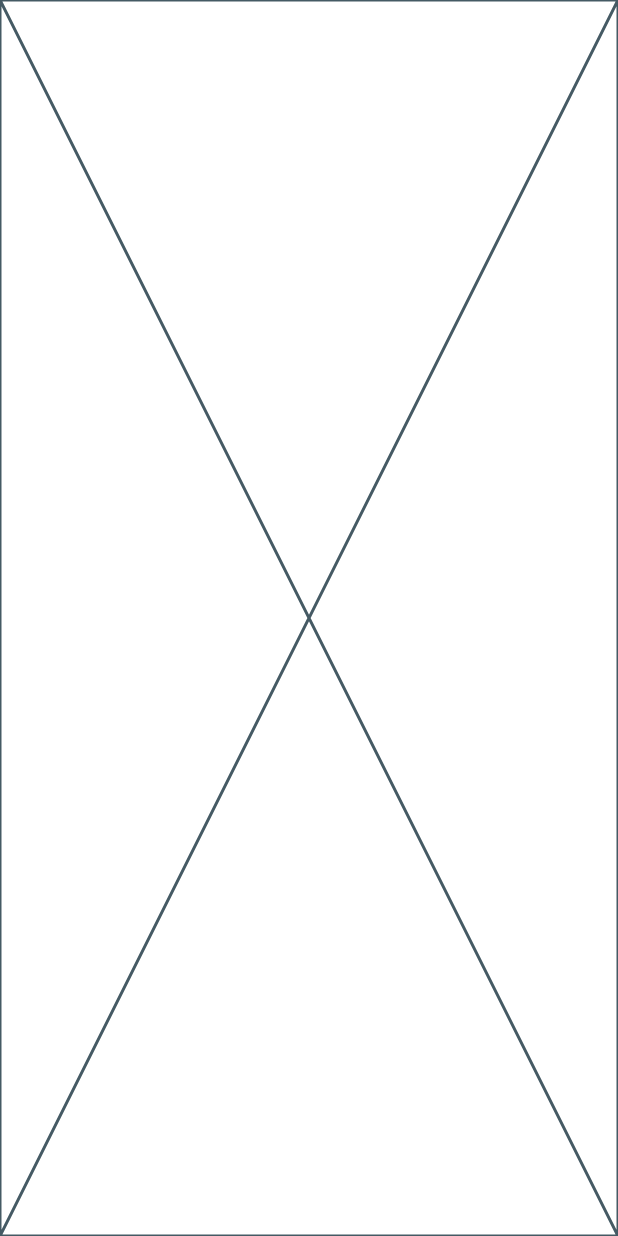
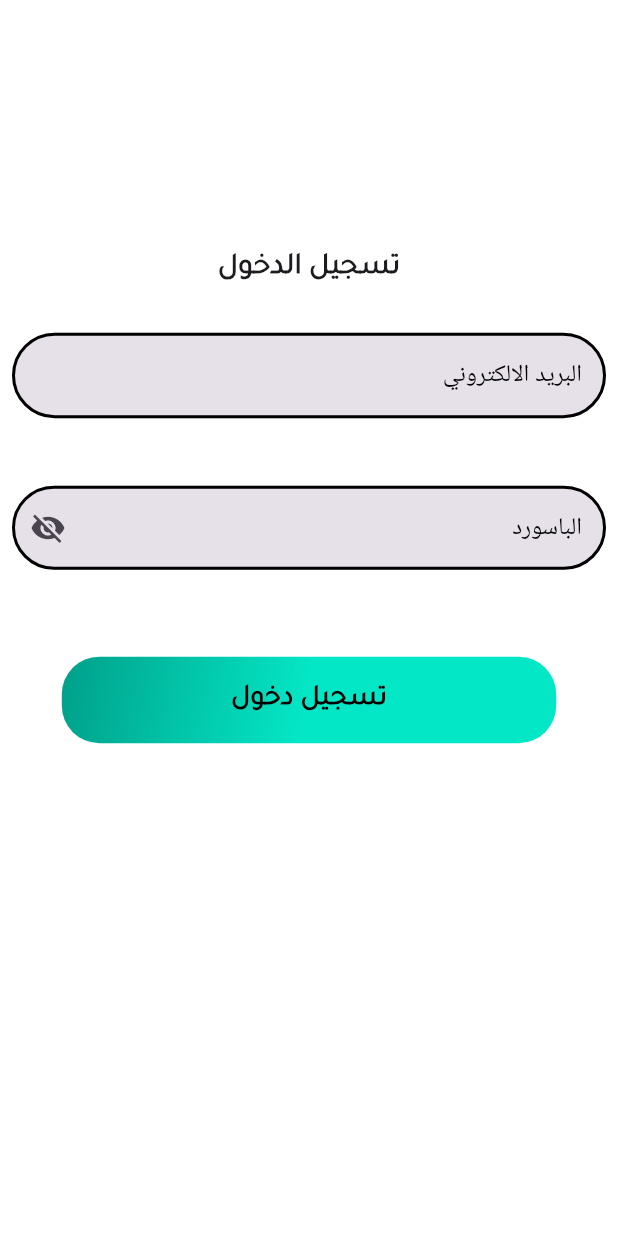
Before and after one commit to hazzemSaid/-, a Flutter app: the screen it shows after launch, after a tap on "تسجيل الدخول", on a phone screen of 412 x 824 dp. Run offline on Flutter 3.47's test engine with Material 3 defaults, Android fonts, the phone set to English and light mode, and no system bars; our stand-ins replace font_awesome_flutter, go_router; generated files the repository leaves out were written again.

Commit message:
refactor login and registration screens to use Form widget with validation; update CustomTextField to integrate validation logic

```diff
--- a/lib/auth/presentation/screens/login.dart
+++ b/lib/auth/presentation/screens/login.dart
@@ -1,10 +1,104 @@
-import 'package:flutter/widgets.dart';
+import 'package:flutter/material.dart';
+
+import '../widgets/CustomTextField.dart';
 
 class LoginPage extends StatelessWidget {
-  const LoginPage({super.key});
+  LoginPage({super.key});
 
+  TextEditingController nameController = TextEditingController();
+  TextEditingController emailController = TextEditingController();
+  TextEditingController passwordController = TextEditingController();
+  TextEditingController confirmPasswordController = TextEditingController();
+  GlobalKey<FormState> formKey = GlobalKey<FormState>();
   @override
   Widget build(BuildContext context) {
-    return const Placeholder();
+    return Scaffold(
+        backgroundColor: const Color(0xFFFFFFFF),
+        body: SingleChildScrollView(
+          child: Form(
+            key: formKey,
+            child: Column(
+              mainAxisAlignment: MainAxisAlignment.center,
+              children: [
+                SizedBox(
+                  height: MediaQuery.sizeOf(context).height * 0.2,
+                ),
+                const Text("تسجيل الدخول",
+                    style: TextStyle(
+                      fontSize: 20,
+                      fontWeight: FontWeight.bold,
+                      fontFamily: 'Tajawal',
+                    )),
+                const SizedBox(
+                  height: 20,
+                ),
+                Padding(
+                  padding: const EdgeInsets.all(8.0),
+                  child: Column(
+                    mainAxisAlignment: MainAxisAlignment.spaceAround,
+                    children: [
+                      CustomTextField(
+                        validation: formKey,
+                        controll: emailController,
+                        text: 'البريد الالكتروني',
+                      ),
+                      const SizedBox(
+                        height: 45,
+                      ),
+                      CustomTextField(
+                        validation: formKey,
+                        text: "الباسورد",
+                        controll: passwordController,
+                        isPassword: true,
+                      ),
+                      const SizedBox(
+                        height: 20,
+                      ),
+                    ],
+                  ),
+                ),
+                const SizedBox(
+                  height: 20,
+                ),
+                GestureDetector(
+                  onTap: () {
+                    if (formKey.currentState!.validate() &&
+                        passwordController.text ==
+                            confirmPasswordController.text) {
+                      print('Validated');
+                    }
+                  },
+                  child: Container(
+                    height: MediaQuery.sizeOf(context).height * 0.07,
+                    width: MediaQuery.sizeOf(context).width * 0.8,
+                    alignment: Alignment.center,
+                    decoration: BoxDecoration(
+                        borderRadius: BorderRadius.circular(25),
+                        gradient: const LinearGradient(
+                          colors: [
+                            //background: linear-gradient(89.15deg, #00A08A 3.05%, #04E7C6 96.98%);
+                            Color.fromARGB(255, 0, 160, 138),
+                            Color.fromARGB(255, 4, 231, 198),
+                            Color.fromARGB(255, 4, 231, 198),
+                          ],
+                          begin: Alignment.topLeft,
+                          end: Alignment.bottomRight,
+                        )),
+                    margin: const EdgeInsets.all(10),
+                    child: const Text(
+                      'تسجيل دخول',
+                      style: TextStyle(
+                        fontSize: 19,
+                        fontFamily: 'Tajawal',
+                        color: Colors.black,
+                        fontWeight: FontWeight.bold,
+                      ),
+                    ),
+                  ),
+                ),
+              ],
+            ),
+          ),
+        ));
   }
 }
--- a/lib/auth/presentation/screens/register.dart
+++ b/lib/auth/presentation/screens/register.dart
@@ -14,12 +14,15 @@ class UserRegistrationScreen extends StatelessWidget {
   Widget build(BuildContext context) {
     return Scaffold(
         backgroundColor: const Color(0xFFFFFFFF),
-        body: SafeArea(
+        body: SingleChildScrollView(
           child: Form(
             key: formKey,
             child: Column(
               mainAxisAlignment: MainAxisAlignment.center,
               children: [
+                SizedBox(
+                  height: MediaQuery.sizeOf(context).height * 0.2,
+                ),
                 const Text('انشاء حساب جديد',
                     style: TextStyle(
                       fontSize: 20,
@@ -35,6 +38,7 @@ class UserRegistrationScreen extends StatelessWidget {
                     mainAxisAlignment: MainAxisAlignment.spaceAround,
                     children: [
                       CustomTextField(
+                        validation: formKey,
                         controll: nameController,
                         text: 'الاسم',
                       ),
@@ -42,6 +46,7 @@ class UserRegistrationScreen extends StatelessWidget {
                         height: 20,
                       ),
                       CustomTextField(
+                        validation: formKey,
                         controll: emailController,
                         text: 'البريد الالكتروني',
                       ),
@@ -49,6 +54,7 @@ class UserRegistrationScreen extends StatelessWidget {
                         height: 20,
                       ),
                       CustomTextField(
+                        validation: formKey,
                         text: "الباسورد",
                         controll: passwordController,
                         isPassword: true,
@@ -57,6 +63,7 @@ class UserRegistrationScreen extends StatelessWidget {
                         height: 20,
                       ),
                       CustomTextField(
+                        validation: formKey,
                         controll: confirmPasswordController,
                         text: "تأكيد الباسورد",
                         isPassword: true,
--- a/lib/auth/presentation/widgets/CustomTextField.dart
+++ b/lib/auth/presentation/widgets/CustomTextField.dart
@@ -6,10 +6,12 @@ class CustomTextField extends StatefulWidget {
     required this.text,
     this.isPassword = false,
     required this.controll,
+    required this.validation,
   });
   final TextEditingController controll;
   final String text;
   final bool isPassword;
+  final GlobalKey<FormState> validation;
 
   @override
   State<CustomTextField> createState() => _CustomTextFieldState();
@@ -20,7 +22,13 @@ class _CustomTextFieldState extends State<CustomTextField> {
 
   @override
   Widget build(BuildContext context) {
-    return TextField(
+    return TextFormField(
+      validator: (value) {
+        if (value!.isEmpty) {
+          return 'الرجاء ادخال القيمه';
+        }
+        return null;
+      },
       controller: widget.controll,
       obscureText: widget.isPassword ? !isPasswordVisible : false,
       textAlign: TextAlign.right,
@@ -37,10 +45,19 @@ class _CustomTextFieldState extends State<CustomTextField> {
                 ),
               )
             : null,
+        errorBorder: const OutlineInputBorder(
+          borderSide: BorderSide(
+            color: Colors.white10,
+            width: 2.0,
+          ),
+          borderRadius: BorderRadius.all(
+            Radius.circular(30),
+          ),
+        ),
         enabledBorder: const OutlineInputBorder(
-          gapPadding: 10,
           borderSide: BorderSide(
-            color: Colors.black45,
+            color: Colors.black,
+            width: 2.0,
           ),
           borderRadius: BorderRadius.all(
             Radius.circular(30),
@@ -59,6 +76,7 @@ class _CustomTextFieldState extends State<CustomTextField> {
         hintStyle: const TextStyle(
           color: Colors.black,
         ),
+        filled: true,
       ),
     );
   }
--- a/lib/features/splash/presentation/screens/getstart.dart
+++ b/lib/features/splash/presentation/screens/getstart.dart
@@ -44,17 +44,15 @@ class IntroductoryScreen extends StatelessWidget {
               ),
               customAuthContainer(
                 onTap: () {
-                  Navigator.pushReplacement(
-                      context,
-                      MaterialPageRoute(
-                          builder: (context) => const LoginPage()));
+                  Navigator.push(context,
+                      MaterialPageRoute(builder: (context) => LoginPage()));
                 },
                 text: 'تسجيل الدخول',
                 color: Colors.cyan,
               ),
               customAuthContainer(
                 onTap: () {
-                  Navigator.pushReplacement(
+                  Navigator.push(
                       context,
                       MaterialPageRoute(
                           builder: (context) => UserRegistrationScreen()));
--- a/lib/features/splash/presentation/screens/splash.dart
+++ b/lib/features/splash/presentation/screens/splash.dart
@@ -13,14 +13,14 @@ class _SplashScreenState extends State<SplashScreen> {
   @override
   void initState() {
     super.initState();
-    Future.delayed(const Duration(seconds: 3), () {
-      if (mounted) {
-        Navigator.push(
-            context,
-            MaterialPageRoute(
-                builder: (context) => const IntroductoryScreen()));
-      }
-    });
+    _navigateToHome();
+  }
+
+  void _navigateToHome() async {
+    await Future.delayed(
+        const Duration(milliseconds: 2800)); // Delay for 2.8 seconds
+    Navigator.push(context,
+        MaterialPageRoute(builder: (context) => const IntroductoryScreen()));
   }
 
   @override
```
